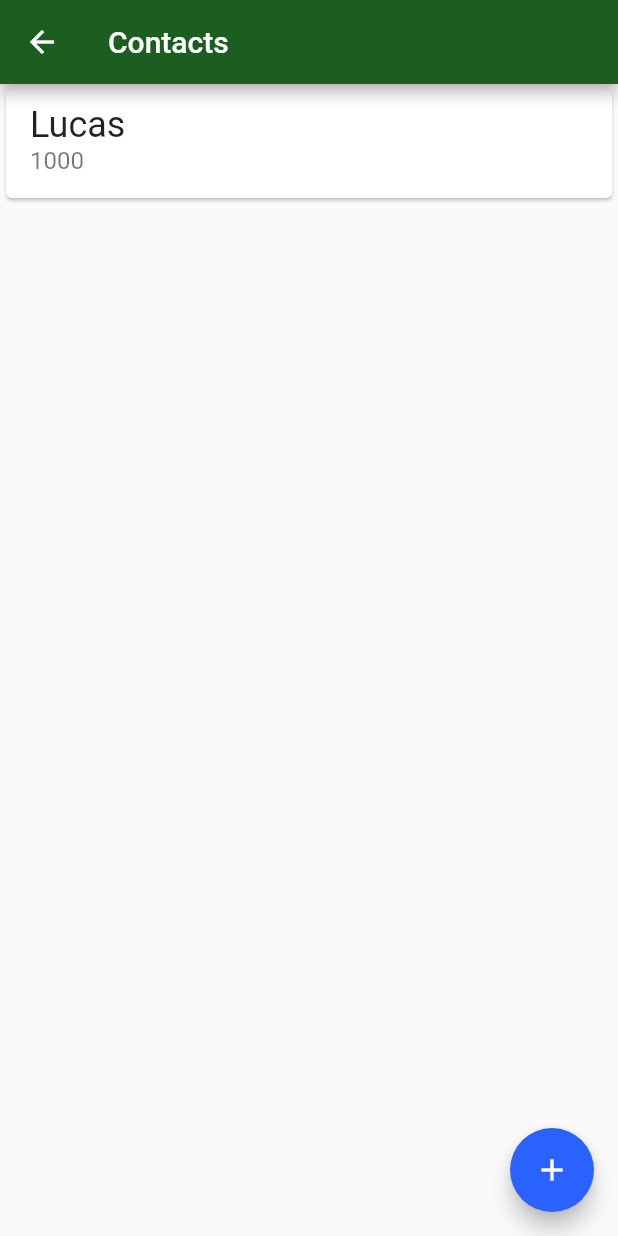
After one commit to lucas-itenabler/Flutter-2-Bytebank, a Flutter app: the screen it shows after launch, after a tap on "Contacts", on a phone screen of 412 x 824 dp. The commit adds this screen. Run offline on Flutter 3.47's test engine with Material 2 defaults, Android fonts, the phone set to English and light mode, and no system bars.

Commit message:
Implementando lista de contatos e dividindo partes

```diff
--- /dev/null
+++ b/bytebank2/lib/screens/contacts_list.dart
@@ -0,0 +1,39 @@
+import 'package:flutter/material.dart';
+
+class ContactsList extends StatelessWidget {
+  const ContactsList({Key? key}) : super(key: key);
+
+  @override
+  Widget build(BuildContext context) {
+    return Scaffold(
+        appBar: AppBar(
+          title: Text('Contacts'),
+        ),
+        body: ListView(
+          children: [
+            Card(
+                child: ListTile(
+                  title: Text(
+                    'Lucas',
+                    style: TextStyle(
+                      fontSize: 24.0,
+                    ),
+                  ),
+                  subtitle: Text(
+                    '1000',
+                    style: TextStyle(
+                      fontSize: 16.0,
+                    ),
+                  ),
+                ))
+              ],
+          ),
+      floatingActionButton: FloatingActionButton(
+        onPressed: (){},
+        child: Icon(
+          Icons.add,
+        ),
+      ),
+    );
+  }
+}
--- /dev/null
+++ b/bytebank2/lib/screens/dashboard.dart
@@ -0,0 +1,62 @@
+import 'package:bytebank2/screens/contacts_list.dart';
+import 'package:flutter/material.dart';
+
+class Dashboard extends StatelessWidget {
+  @override
+  Widget build(BuildContext context) {
+    return Scaffold(
+      appBar: AppBar(
+        title: Text('Dashboard'),
+      ),
+      body: Column(
+        mainAxisAlignment: MainAxisAlignment.spaceBetween,
+        crossAxisAlignment: CrossAxisAlignment.start,
+        children: [
+          Padding(
+            padding: const EdgeInsets.all(8.0),
+            child: Image.asset('images/bytebank_logo.png'),
+          ),
+          Padding(
+            padding: const EdgeInsets.all(8.0),
+            child: Material(
+              color: Theme.of(context).primaryColor,
+              child: InkWell(
+                onTap: () {
+                  Navigator.of(context).push(
+                    MaterialPageRoute(
+                      builder: (context) => ContactsList(),
+                    ),
+                  );
+                },
+                child: Container(
+                  padding: EdgeInsets.all(8.0),
+                  height: 100,
+                  width: 150,
+
+                  child: Column(
+                    mainAxisAlignment: MainAxisAlignment.spaceBetween,
+                    crossAxisAlignment: CrossAxisAlignment.start,
+                    children: [
+                      Icon(
+                        Icons.people,
+                        color: Colors.white,
+                        size: 24.0,
+                      ),
+                      Text(
+                        'Contacts',
+                        style: TextStyle(
+                          color: Colors.white,
+                          fontSize: 16.00,
+                        ),
+                      ),
+                    ],
+                  ),
+                ),
+              ),
+            ),
+          )
+        ],
+      ),
+    );
+  }
+}
```
Also changed, not shown: bytebank2/lib/main.dart (+3 -52 lines).
